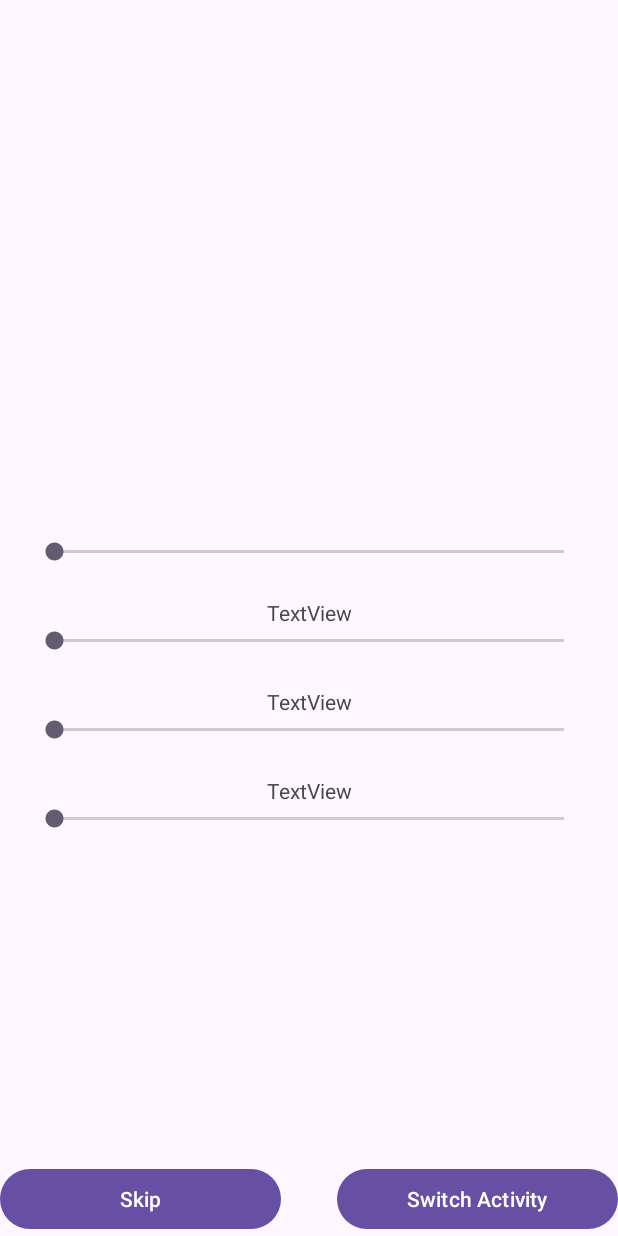
After one commit to Nijaek/cs407-alarm-clock, an Android app: the DragScreen screen opened directly, with no data from a screen before it, on a phone screen of 412 x 824 dp. The commit adds this screen. Run offline under Robolectric (Android 15) with nearby library versions, the light colour scheme and no system bars.

Commit message:
Drag puzzle imported untested

```diff
--- a/app/src/main/AndroidManifest.xml
+++ b/app/src/main/AndroidManifest.xml
@@ -12,6 +12,9 @@
         android:supportsRtl="true"
         android:theme="@style/Theme.Alarmclock"
         tools:targetApi="31">
+        <activity
+            android:name=".DragScreen"
+            android:exported="false" />
         <activity
             android:name=".SwipeScreen"
             android:exported="false" />
--- a/app/src/main/java/com/cs407/alarm_clock/ButtonScreen.java
+++ b/app/src/main/java/com/cs407/alarm_clock/ButtonScreen.java
@@ -18,7 +18,7 @@ public class ButtonScreen extends AppCompatActivity {
         super.onCreate(savedInstanceState);
         setContentView(R.layout.activity_button_screen);
 
-        TextView questionSpace = (TextView) findViewById(R.id.dragQuestion);
+        TextView questionSpace = (TextView) findViewById(R.id.buttonQuestion);
         Intent oldIntent = getIntent();
         String question = oldIntent.getStringExtra("q");
         questionSpace.setText(question);
--- /dev/null
+++ b/app/src/main/java/com/cs407/alarm_clock/DragScreen.java
@@ -0,0 +1,159 @@
+package com.cs407.alarm_clock;
+
+import androidx.appcompat.app.AppCompatActivity;
+
+import android.content.Intent;
+import android.os.Bundle;
+import android.widget.Button;
+import android.widget.SeekBar;
+import android.widget.TextView;
+import android.widget.Toast;
+
+import java.util.ArrayList;
+import java.util.Collections;
+
+public class DragScreen extends AppCompatActivity {
+
+    @Override
+    protected void onCreate(Bundle savedInstanceState) {
+        super.onCreate(savedInstanceState);
+        setContentView(R.layout.activity_drag_screen);
+
+        TextView questionSpace = (TextView) findViewById(R.id.dragQuestion);
+        Intent oldIntent = getIntent();
+        String question = oldIntent.getStringExtra("q");
+        questionSpace.setText(question);
+        String answer = oldIntent.getStringExtra("ans");
+        String fakeAnswer1 = oldIntent.getStringExtra("f1");
+        String fakeAnswer2 = oldIntent.getStringExtra("f2");
+        String fakeAnswer3 = oldIntent.getStringExtra("f3");
+
+        ArrayList<String> options = new ArrayList<String>();
+        options.add(answer);
+        options.add(fakeAnswer1);
+        options.add(fakeAnswer2);
+        options.add(fakeAnswer3);
+        //shuffle the arraylist
+        Collections.shuffle(options);
+
+        TextView option1 = (TextView) findViewById(R.id.answer1text);
+        option1.setText(options.get(0));
+        TextView option2 = (TextView) findViewById(R.id.answer2text);
+        option1.setText(options.get(1));
+        TextView option3 = (TextView) findViewById(R.id.answer3text);
+        option1.setText(options.get(2));
+        TextView option4 = (TextView) findViewById(R.id.answer4text);
+        option1.setText(options.get(3));
+
+        SeekBar seek1 = (SeekBar) findViewById(R.id.seek1);
+        SeekBar seek2 = (SeekBar) findViewById(R.id.seek2);
+        SeekBar seek3 = (SeekBar) findViewById(R.id.seek3);
+        SeekBar seek4 = (SeekBar) findViewById(R.id.seek4);
+
+        seek1.setOnSeekBarChangeListener(new SeekBar.OnSeekBarChangeListener() {
+            @Override
+            public void onProgressChanged(SeekBar seekBar, int progress, boolean fromUser) {
+                if(progress > 99) {
+                    seek1.setProgress(0);
+                    if(options.get(0).equals(answer)) {
+                        goToResults("Correct");
+                    } else {
+                        goToResults("Incorrect\n" + question + " is\n" + answer);
+                    }
+                }
+            }
+
+            @Override
+            public void onStartTrackingTouch(SeekBar seekBar) {
+
+            }
+
+            @Override
+            public void onStopTrackingTouch(SeekBar seekBar) {
+
+            }
+        });
+
+        seek2.setOnSeekBarChangeListener(new SeekBar.OnSeekBarChangeListener() {
+            @Override
+            public void onProgressChanged(SeekBar seekBar, int progress, boolean fromUser) {
+                if(progress > 99) {
+                    seek2.setProgress(0);
+                    if(options.get(1).equals(answer)) {
+                        goToResults("Correct");
+                    } else {
+                        goToResults("Incorrect\n" + question + " is\n" + answer);
+                    }
+                }
+            }
+
+            @Override
+            public void onStartTrackingTouch(SeekBar seekBar) {
+
+            }
+
+            @Override
+            public void onStopTrackingTouch(SeekBar seekBar) {
+
+            }
+        });
+
+        seek3.setOnSeekBarChangeListener(new SeekBar.OnSeekBarChangeListener() {
+            @Override
+            public void onProgressChanged(SeekBar seekBar, int progress, boolean fromUser) {
+                if(progress > 99) {
+                    seek3.setProgress(0);
+                    if(options.get(2).equals(answer)) {
+                        goToResults("Correct");
+                    } else {
+                        goToResults("Incorrect\n" + question + " is\n" + answer);
+                    }
+                }
+            }
+
+            @Override
+            public void onStartTrackingTouch(SeekBar seekBar) {
+
+            }
+
+            @Override
+            public void onStopTrackingTouch(SeekBar seekBar) {
+
+            }
+        });
+
+        seek4.setOnSeekBarChangeListener(new SeekBar.OnSeekBarChangeListener() {
+            @Override
+            public void onProgressChanged(SeekBar seekBar, int progress, boolean fromUser) {
+                if(progress > 99) {
+                    seek4.setProgress(0);
+                    if(options.get(3).equals(answer)) {
+                        goToResults("Correct");
+                    } else {
+                        goToResults("Incorrect\n" + question + " is\n" + answer);
+                    }
+                }
+            }
+
+            @Override
+            public void onStartTrackingTouch(SeekBar seekBar) {
+
+            }
+
+            @Override
+            public void onStopTrackingTouch(SeekBar seekBar) {
+
+            }
+        });
+    }
+    public void makeToast(String message) {
+        Toast.makeText(this, message, Toast.LENGTH_SHORT).show();
+    }
+
+    public void goToResults(String result) {
+        Intent intent = new Intent(this, ResultScreen.class);
+        intent.putExtra("result", result);
+        intent.setFlags(Intent.FLAG_ACTIVITY_NEW_TASK | Intent.FLAG_ACTIVITY_CLEAR_TASK);
+        startActivity(intent);
+    }
+}
--- a/app/src/main/java/com/cs407/alarm_clock/SwipeScreen.java
+++ b/app/src/main/java/com/cs407/alarm_clock/SwipeScreen.java
@@ -36,7 +36,7 @@ public class SwipeScreen extends AppCompatActivity {
         super.onCreate(savedInstanceState);
         setContentView(R.layout.activity_swipe_screen);
 
-        TextView questionSpace = (TextView) findViewById(R.id.swipeQuestion);
+        TextView questionSpace = (TextView) findViewById(R.id.dragQuestion);
         Intent oldIntent = getIntent();
         String question = oldIntent.getStringExtra("q");
         questionSpace.setText(question);
--- a/app/src/main/res/layout/activity_button_screen.xml
+++ b/app/src/main/res/layout/activity_button_screen.xml
@@ -8,7 +8,7 @@
     tools:context=".ButtonScreen">
 
     <TextView
-        android:id="@+id/dragQuestion"
+        android:id="@+id/buttonQuestion"
         android:layout_width="match_parent"
         android:layout_height="wrap_content"
         android:layout_weight="3"
--- /dev/null
+++ b/app/src/main/res/layout/activity_drag_screen.xml
@@ -0,0 +1,134 @@
+<?xml version="1.0" encoding="utf-8"?>
+<LinearLayout xmlns:android="http://schemas.android.com/apk/res/android"
+    xmlns:app="http://schemas.android.com/apk/res-auto"
+    xmlns:tools="http://schemas.android.com/tools"
+    android:layout_width="match_parent"
+    android:layout_height="match_parent"
+    android:orientation="vertical"
+    tools:context=".DragScreen">
+
+    <TextView
+        android:id="@+id/dragQuestion"
+        android:layout_width="match_parent"
+        android:layout_height="wrap_content"
+        android:layout_weight="2"
+        android:gravity="center"
+        android:textAlignment="center"
+        android:textSize="34sp" />
+
+    <Space
+        android:layout_width="match_parent"
+        android:layout_height="wrap_content"
+        android:layout_weight="2" />
+
+    <TextView
+        android:id="@+id/answer1text"
+        android:layout_width="match_parent"
+        android:layout_height="wrap_content"
+        android:layout_weight="0"
+        android:gravity="center"
+        android:textAlignment="center"
+        android:text="TextView" />
+
+    <SeekBar
+        android:id="@+id/seek1"
+        android:layout_width="match_parent"
+        android:layout_height="wrap_content"
+        android:layout_marginLeft="20dp"
+        android:layout_marginRight="20dp"
+        android:layout_weight="0" />
+
+    <Space
+        android:layout_width="match_parent"
+        android:layout_height="wrap_content"
+        android:layout_weight="0.3" />
+
+    <TextView
+        android:id="@+id/answer2text"
+        android:layout_width="match_parent"
+        android:layout_height="wrap_content"
+        android:layout_weight="0"
+        android:gravity="center"
+        android:textAlignment="center"
+        android:text="TextView" />
+
+    <SeekBar
+        android:id="@+id/seek2"
+        android:layout_width="match_parent"
+        android:layout_height="wrap_content"
+        android:layout_marginLeft="20dp"
+        android:layout_marginRight="20dp"
+        android:layout_weight="0" />
+
+    <Space
+        android:layout_width="match_parent"
+        android:layout_height="wrap_content"
+        android:layout_weight="0.3" />
+
+    <TextView
+        android:id="@+id/answer3text"
+        android:layout_width="match_parent"
+        android:layout_height="wrap_content"
+        android:layout_weight="0"
+        android:gravity="center"
+        android:textAlignment="center"
+        android:text="TextView" />
+
+    <SeekBar
+        android:id="@+id/seek3"
+        android:layout_width="match_parent"
+        android:layout_height="wrap_content"
+        android:layout_marginLeft="20dp"
+        android:layout_marginRight="20dp"
+        android:layout_weight="0" />
+
+    <Space
+        android:layout_width="match_parent"
+        android:layout_height="wrap_content"
+        android:layout_weight="0.3" />
+
+    <TextView
+        android:id="@+id/answer4text"
+        android:layout_width="match_parent"
+        android:layout_height="wrap_content"
+        android:layout_weight="0"
+        android:gravity="center"
+        android:textAlignment="center"
+        android:text="TextView" />
+
+    <SeekBar
+        android:id="@+id/seek4"
+        android:layout_width="match_parent"
+        android:layout_height="wrap_content"
+        android:layout_marginLeft="20dp"
+        android:layout_marginRight="20dp"
+        android:layout_weight="0"
+        />
+
+    <LinearLayout
+        android:layout_width="match_parent"
+        android:layout_height="wrap_content"
+        android:layout_weight="3"
+        android:gravity="center|bottom"
+        android:orientation="horizontal">
+
+        <Button
+            android:id="@+id/skipButton"
+            android:layout_width="150dp"
+            android:layout_height="wrap_content"
+            android:layout_weight="1"
+            android:text="Skip" />
+
+        <Space
+            android:layout_width="wrap_content"
+            android:layout_height="wrap_content"
+            android:layout_weight="1" />
+
+        <Button
+            android:id="@+id/switchButton"
+            android:layout_width="150dp"
+            android:layout_height="wrap_content"
+            android:layout_weight="1"
+            android:text="Switch Activity" />
+    </LinearLayout>
+</LinearLayout>
--- a/app/src/main/res/layout/activity_swipe_screen.xml
+++ b/app/src/main/res/layout/activity_swipe_screen.xml
@@ -9,7 +9,7 @@
     tools:context=".SwipeScreen">
 
     <TextView
-        android:id="@+id/swipeQuestion"
+        android:id="@+id/dragQuestion"
         android:layout_width="match_parent"
         android:layout_height="wrap_content"
         android:layout_weight="3"
```
